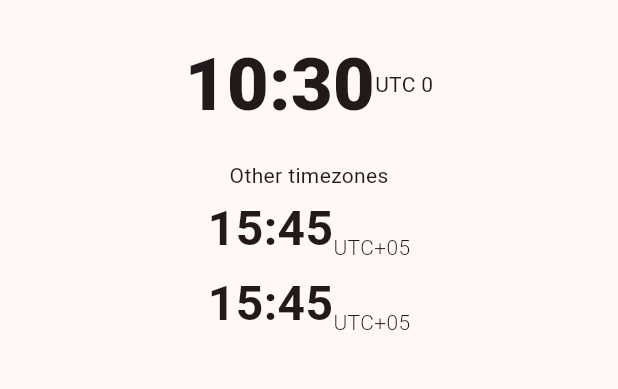
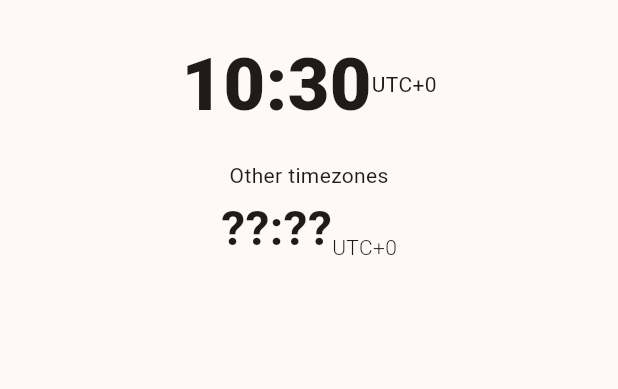
Before and after one commit to anxiouscupcake/timezone_calculator, a Flutter app: the screen it shows after launch, on a phone screen of 412 x 824 dp, the part 63-452 px from its top. Run offline on Flutter 3.47's test engine with Material 3 defaults, Android fonts, the phone set to English and light mode, and no system bars; our stand-ins replace timezone.

Commit message:
improve timezone abbreviation

```diff
--- /dev/null
+++ b/lib/common.dart
@@ -0,0 +1,20 @@
+import 'package:timezone/timezone.dart' as tz;
+import 'package:timezone/data/latest.dart' as tz;
+
+String tzOffsetInHours(int milliseconds) {
+  int hours = milliseconds ~/ 3600000;
+  if (hours < 0) {
+    return hours.toString();
+  } else {
+    return "+${hours.toString()}";
+  }
+}
+
+String getTzAbbreviationWithHours(tz.Location location) {
+  String abbreviation = location.currentTimeZone.abbreviation.toString();
+  if (abbreviation[0] == "+" || abbreviation[0] == "-") {
+    return "UTC${abbreviation[0]}${abbreviation.substring(2)}";
+  } else {
+    return "$abbreviation${tzOffsetInHours(location.currentTimeZone.offset)}";
+  }
+}
--- a/lib/components/timezone_card.dart
+++ b/lib/components/timezone_card.dart
@@ -1,7 +1,11 @@
 import 'package:flutter/material.dart';
+import 'package:timezone_calculator/common.dart';
+import 'package:timezone_calculator/types/timezone_card_data.dart';
 
 class TimezoneCard extends StatefulWidget {
-  const TimezoneCard({super.key});
+  const TimezoneCard({super.key, required this.cardData});
+
+  final TimezoneCardData cardData;
 
   @override
   State<StatefulWidget> createState() => _TimezoneCardState();
@@ -11,17 +15,17 @@ class _TimezoneCardState extends State<TimezoneCard> {
   @override
   Widget build(BuildContext context) {
     return Container(
-      padding: EdgeInsets.all(2),
+      padding: const EdgeInsets.all(2),
       child: Row(
         mainAxisAlignment: MainAxisAlignment.center,
         crossAxisAlignment: CrossAxisAlignment.end,
         children: [
           Text(
-            "15:45",
+            "??:??",
             style: const TextStyle(fontSize: 32, fontWeight: FontWeight.w600),
           ),
           Text(
-            "UTC+05",
+            getTzAbbreviationWithHours(widget.cardData.location),
             style: const TextStyle(fontWeight: FontWeight.w300),
           )
         ],
--- a/lib/main.dart
+++ b/lib/main.dart
@@ -1,9 +1,11 @@
 import 'package:flutter/material.dart';
 import 'package:timezone/tzdata.dart';
+import 'package:timezone_calculator/common.dart';
 import 'package:timezone_calculator/components/timezone_card.dart';
 import 'package:timezone/timezone.dart' as tz;
 import 'package:timezone/data/latest.dart' as tz;
 import 'package:timezone_calculator/pages/timezone_selector_page.dart';
+import 'package:timezone_calculator/types/timezone_card_data.dart';
 
 void main() {
   tz.initializeTimeZones();
@@ -40,11 +42,27 @@
   late TimeOfDay selectedTime;
   late tz.Location selectedLocation;
 
+  List<TimezoneCardData> otherTimezones = List.empty(growable: true);
+
   @override
   void initState() {
     super.initState();
     selectedTime = TimeOfDay.now();
+    // load selected location from disk
+    // if there is none, select UTC+0
     selectedLocation = tz.getLocation("UTC");
+    // load other timezones from disk
+    // if there are none, create a default one
+    otherTimezones.add(TimezoneCardData(tz.getLocation('America/Detroit')));
+  }
+
+  List<Widget> _buildOtherZonesWidgets() {
+    List<Widget> widgets = List.empty(growable: true);
+    widgets.add(const Text('Other timezones'));
+    for (var tzData in otherTimezones) {
+      widgets.add(TimezoneCard(cardData: tzData));
+    }
+    return widgets;
   }
 
   Future<void> _selectTime(BuildContext context) async {
@@ -88,26 +106,23 @@
                 ),
                 InkWell(
                   onTap: () async {
-                    final tz.Location location = await Navigator.push(context,
+                    final tz.Location? location = await Navigator.push(context,
                         MaterialPageRoute(builder: (context) {
                       return const TimezoneSelectorPage();
                     }));
-                    setState(() => selectedLocation = location);
+                    if (location != null) {
+                      setState(() => selectedLocation = location);
+                    }
                   },
-                  child: Text(
-                      "${selectedLocation.currentTimeZone.abbreviation} ${selectedLocation.currentTimeZone.offset.toString()}"),
+                  child: Text(getTzAbbreviationWithHours(selectedLocation)),
                 ),
               ],
             ),
           ),
           Container(
-            padding: EdgeInsets.all(8),
+            padding: const EdgeInsets.all(8),
             child: Column(
-              children: [
-                const Text("Other timezones"),
-                TimezoneCard(),
-                TimezoneCard(),
-              ],
+              children: _buildOtherZonesWidgets(),
             ),
           ),
         ],
--- /dev/null
+++ b/lib/types/timezone_card_data.dart
@@ -0,0 +1,10 @@
+import 'package:timezone/timezone.dart' as tz;
+import 'package:timezone/data/latest.dart' as tz;
+
+class TimezoneCardData {
+  TimezoneCardData(this.location);
+  TimezoneCardData.withTitle(this.location, this.customTitle);
+
+  final tz.Location location;
+  String customTitle = "";
+}
```
Also changed, not shown: lib/pages/timezone_selector_page.dart (+15 -4 lines).
